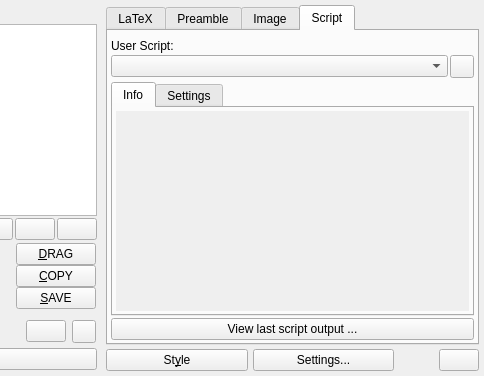
Old version of the form src/klfmainwin.ui in the repository CryFeiFei/klatexformula; both pictures show x 280 to 764 and y 0 to 376 of the 764 by 376 pixel window.
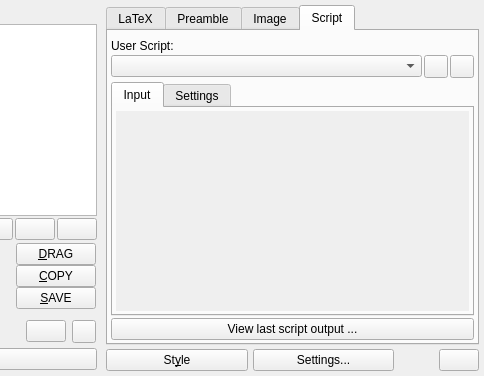
New version of the form. The open tabs and pages were chosen to show the change. Icons and pictures are not drawn. Custom widgets are drawn as their Qt base class.

Commit message: * User Script Inputs with script-specified UI form; saved in style; works; needs debugging * Custom Template User Script (for fully customized LaTeX template) * enhancements & modifications...

```diff
--- a/src/klfmainwin.ui
+++ b/src/klfmainwin.ui
@@ -1101,8 +1101,8 @@
           <attribute name="title">
            <string>Script</string>
           </attribute>
-          <layout class="QGridLayout" name="gridLayout" columnstretch="99,0">
-           <item row="1" column="0" colspan="2">
+          <layout class="QGridLayout" name="gridLayout" columnstretch="99,0,0">
+           <item row="1" column="0" colspan="3">
             <widget class="QLabel" name="lblUserScript">
              <property name="sizePolicy">
               <sizepolicy hsizetype="Preferred" vsizetype="Preferred">
@@ -1125,18 +1125,18 @@
              </property>
             </widget>
            </item>
-           <item row="4" column="0" colspan="2">
+           <item row="4" column="0" colspan="3">
             <widget class="QTabWidget" name="tabsUserScript">
              <property name="currentIndex">
               <number>0</number>
              </property>
-             <widget class="QWidget" name="tabUserScriptInfo">
+             <widget class="QWidget" name="tabUserScriptInput">
               <attribute name="title">
-               <string>Info</string>
+               <string>Input</string>
               </attribute>
-              <layout class="QGridLayout" name="gridLayout_2">
+              <layout class="QGridLayout" name="lyt_tabUserScriptInput">
                <item row="0" column="0">
-                <widget class="QScrollArea" name="scrUserScriptInfo">
+                <widget class="QScrollArea" name="scrUserScriptInput">
                  <property name="frameShape">
                   <enum>QFrame::NoFrame</enum>
                  </property>
@@ -1155,7 +1155,7 @@
                  <property name="alignment">
                   <set>Qt::AlignLeading|Qt::AlignLeft|Qt::AlignTop</set>
                  </property>
-                 <widget class="QWidget" name="wScrUserScriptInfo">
+                 <widget class="QWidget" name="wScrUserScriptInput">
                   <property name="geometry">
                    <rect>
                     <x>0</x>
@@ -1164,24 +1164,32 @@
                     <height>88</height>
                    </rect>
                   </property>
-                  <layout class="QGridLayout" name="lyt_scrUserScriptInfo">
+                  <layout class="QGridLayout" name="lyt_scrUserScriptInput">
                    <property name="margin">
                     <number>0</number>
                    </property>
+                   <item row="0" column="1">
+                    <widget class="QStackedWidget" name="stkScriptInput">
+                     <widget class="QWidget" name="wScriptInputEmptyPage">
+                      <layout class="QGridLayout" name="gridLayout_4">
                    <item row="0" column="0">
-                    <widget class="QLabel" name="lblUserScriptInfo">
+                        <widget class="QLabel" name="lblScriptInputEmptyPage">
+                         <property name="text">
+                          <string>&lt;no user script selected or no input to script&gt;</string>
+                         </property>
                      <property name="alignment">
-                      <set>Qt::AlignLeading|Qt::AlignLeft|Qt::AlignTop</set>
+                          <set>Qt::AlignCenter</set>
                      </property>
                      <property name="wordWrap">
                       <bool>true</bool>
                      </property>
                      <property name="margin">
-                      <number>6</number>
-                     </property>
-                     <property name="textInteractionFlags">
-                      <set>Qt::LinksAccessibleByKeyboard|Qt::LinksAccessibleByMouse|Qt::TextBrowserInteraction|Qt::TextSelectableByKeyboard|Qt::TextSelectableByMouse</set>
-                     </property>
+                          <number>5</number>
+                         </property>
+                        </widget>
+                       </item>
+                      </layout>
+                     </widget>
                     </widget>
                    </item>
                   </layout>
@@ -1214,7 +1222,7 @@
              </widget>
             </widget>
            </item>
-           <item row="5" column="0" colspan="2">
+           <item row="5" column="0" colspan="3">
             <widget class="QPushButton" name="btnShowLastUserScriptOutput">
              <property name="text">
               <string>View last script output ...</string>
@@ -1253,7 +1261,7 @@
              </property>
             </spacer>
            </item>
-           <item row="2" column="1">
+           <item row="2" column="2">
             <widget class="QToolButton" name="btnUserScriptReload">
              <property name="sizePolicy">
               <sizepolicy hsizetype="Fixed" vsizetype="Preferred">
@@ -1273,6 +1281,26 @@
              </property>
             </widget>
            </item>
+           <item row="2" column="1">
+            <widget class="QToolButton" name="btnUserScriptInfo">
+             <property name="sizePolicy">
+              <sizepolicy hsizetype="Fixed" vsizetype="Preferred">
+               <horstretch>0</horstretch>
+               <verstretch>0</verstretch>
+              </sizepolicy>
+             </property>
+             <property name="icon">
+              <iconset resource="klfres.qrc">
+               <normaloff>:/pics/info.png</normaloff>:/pics/info.png</iconset>
+             </property>
+             <property name="iconSize">
+              <size>
+               <width>16</width>
+               <height>16</height>
+              </size>
+             </property>
+            </widget>
+           </item>
           </layout>
          </widget>
         </widget>
```
Lines whose indentation alone changed are shown as unchanged. The commit also changes 16 other files.
